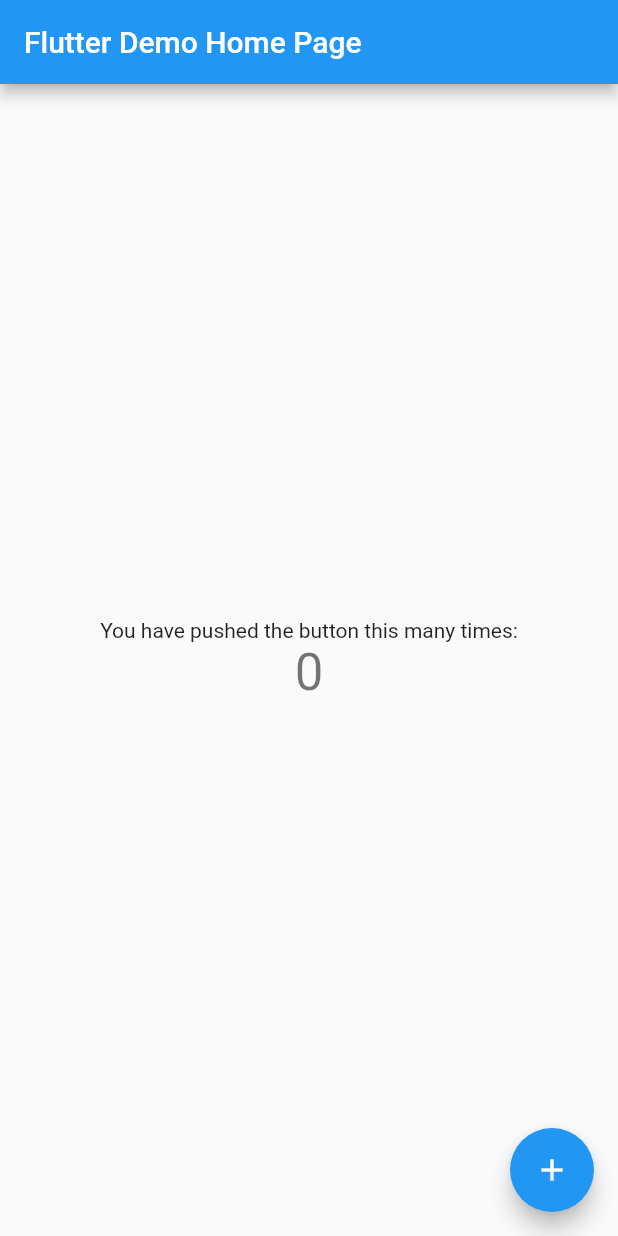
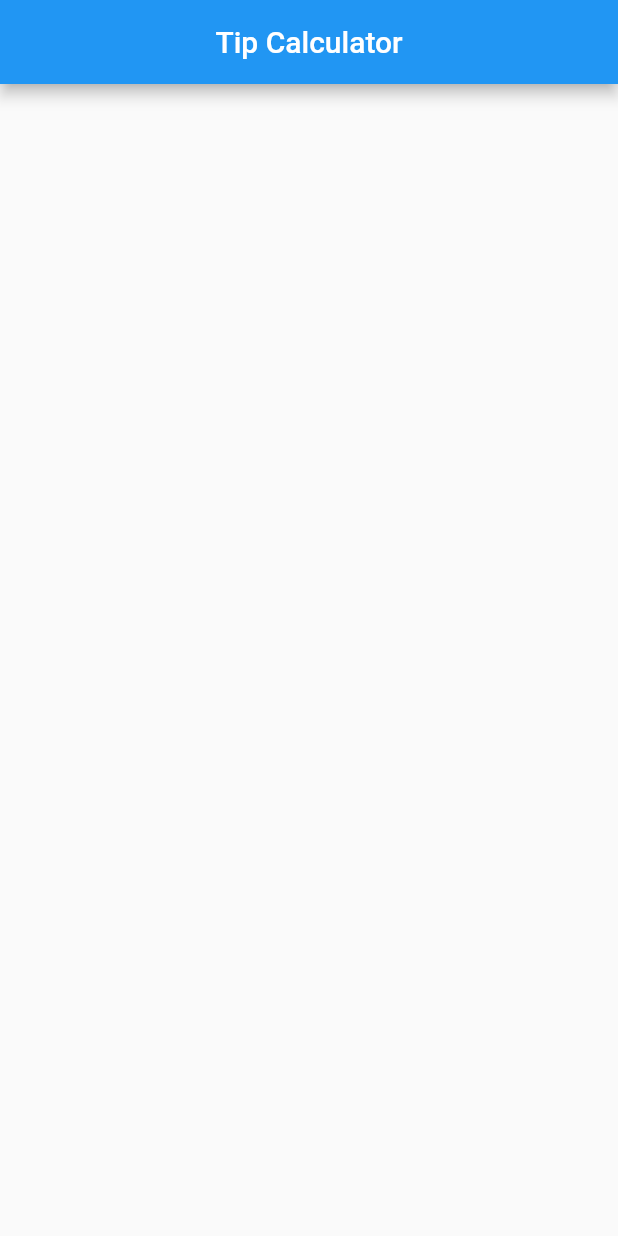
Before and after one commit to MichaelKMalak/simple_tip_calculator, a Flutter app: the screen it shows after launch, on a phone screen of 412 x 824 dp. Run offline on Flutter 3.47's test engine with Material 2 defaults, Android fonts, the phone set to English and light mode, and no system bars.

Commit message:
feat: add empty tip calculator widget

```diff
--- a/lib/main.dart
+++ b/lib/main.dart
@@ -1,113 +1,18 @@
 import 'package:flutter/material.dart';
+
+import 'tip_calculator.dart';
 
 void main() {
   runApp(MyApp());
 }
 
 class MyApp extends StatelessWidget {
-  // This widget is the root of your application.
   @override
   Widget build(BuildContext context) {
     return MaterialApp(
       title: 'Flutter Demo',
-      theme: ThemeData(
-        // This is the theme of your application.
-        //
-        // Try running your application with "flutter run". You'll see the
-        // application has a blue toolbar. Then, without quitting the app, try
-        // changing the primarySwatch below to Colors.green and then invoke
-        // "hot reload" (press "r" in the console where you ran "flutter run",
-        // or simply save your changes to "hot reload" in a Flutter IDE).
-        // Notice that the counter didn't reset back to zero; the application
-        // is not restarted.
-        primarySwatch: Colors.blue,
-      ),
-      home: MyHomePage(title: 'Flutter Demo Home Page'),
+      theme: ThemeData.light(),
+      home: TipCalculator(),
     );
   }
 }
-
-class MyHomePage extends StatefulWidget {
-  MyHomePage({Key key, this.title}) : super(key: key);
-
-  // This widget is the home page of your application. It is stateful, meaning
-  // that it has a State object (defined below) that contains fields that affect
-  // how it looks.
-
-  // This class is the configuration for the state. It holds the values (in this
-  // case the title) provided by the parent (in this case the App widget) and
-  // used by the build method of the State. Fields in a Widget subclass are
-  // always marked "final".
-
-  final String title;
-
-  @override
-  _MyHomePageState createState() => _MyHomePageState();
-}
-
-class _MyHomePageState extends State<MyHomePage> {
-  int _counter = 0;
-
-  void _incrementCounter() {
-    setState(() {
-      // This call to setState tells the Flutter framework that something has
-      // changed in this State, which causes it to rerun the build method below
-      // so that the display can reflect the updated values. If we changed
-      // _counter without calling setState(), then the build method would not be
-      // called again, and so nothing would appear to happen.
-      _counter++;
-    });
-  }
-
-  @override
-  Widget build(BuildContext context) {
-    // This method is rerun every time setState is called, for instance as done
-    // by the _incrementCounter method above.
-    //
-    // The Flutter framework has been optimized to make rerunning build methods
-    // fast, so that you can just rebuild anything that needs updating rather
-    // than having to individually change instances of widgets.
-    return Scaffold(
-      appBar: AppBar(
-        // Here we take the value from the MyHomePage object that was created by
-        // the App.build method, and use it to set our appbar title.
-        title: Text(widget.title),
-      ),
-      body: Center(
-        // Center is a layout widget. It takes a single child and positions it
-        // in the middle of the parent.
-        child: Column(
-          // Column is also a layout widget. It takes a list of children and
-          // arranges them vertically. By default, it sizes itself to fit its
-          // children horizontally, and tries to be as tall as its parent.
-          //
-          // Invoke "debug painting" (press "p" in the console, choose the
-          // "Toggle Debug Paint" action from the Flutter Inspector in Android
-          // Studio, or the "Toggle Debug Paint" command in Visual Studio Code)
-          // to see the wireframe for each widget.
-          //
-          // Column has various properties to control how it sizes itself and
-          // how it positions its children. Here we use mainAxisAlignment to
-          // center the children vertically; the main axis here is the vertical
-          // axis because Columns are vertical (the cross axis would be
-          // horizontal).
-          mainAxisAlignment: MainAxisAlignment.center,
-          children: <Widget>[
-            Text(
-              'You have pushed the button this many times:',
-            ),
-            Text(
-              '$_counter',
-              style: Theme.of(context).textTheme.headline4,
-            ),
-          ],
-        ),
-      ),
-      floatingActionButton: FloatingActionButton(
-        onPressed: _incrementCounter,
-        tooltip: 'Increment',
-        child: Icon(Icons.add),
-      ), // This trailing comma makes auto-formatting nicer for build methods.
-    );
-  }
-}
--- /dev/null
+++ b/lib/tip_calculator.dart
@@ -0,0 +1,21 @@
+import 'package:flutter/material.dart';
+
+class TipCalculator extends StatefulWidget {
+  TipCalculator({Key key}) : super(key: key);
+
+  @override
+  _TipCalculatorState createState() => _TipCalculatorState();
+}
+
+class _TipCalculatorState extends State<TipCalculator> {
+  @override
+  Widget build(BuildContext context) {
+    return Scaffold(
+      appBar: AppBar(
+        title: Text('Tip Calculator'),
+        centerTitle: true,
+      ),
+      body: Container(),
+    );
+  }
+}
```
